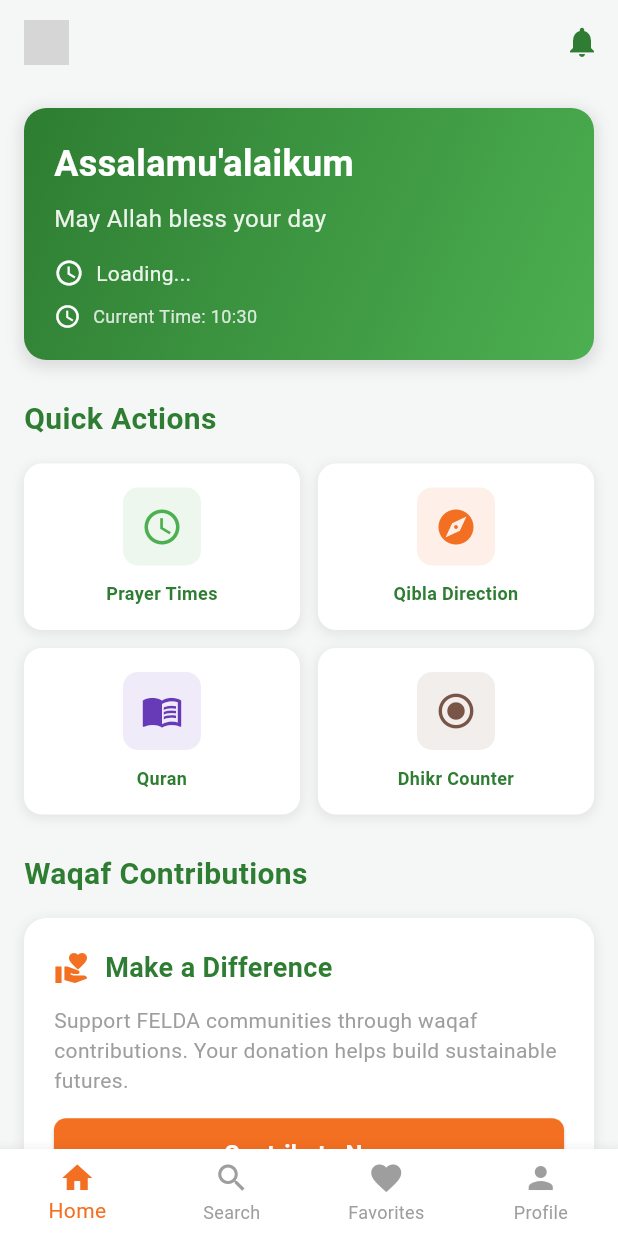
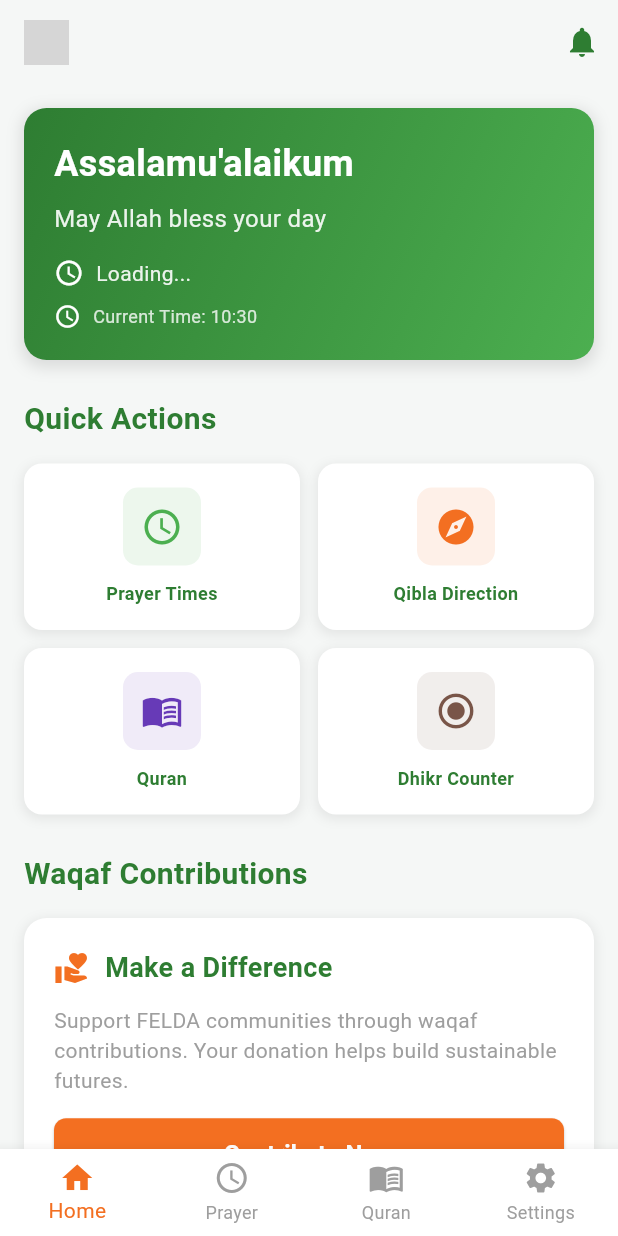
Before and after one commit to adamnymy/waqaffelda_apk, a Flutter app: the screen it shows after launch, on a phone screen of 412 x 824 dp. Run offline on Flutter 3.47's test engine with Material 3 defaults, Android fonts, the phone set to English and light mode, and no system bars; our stand-ins replace flutter_map, geocoding, geolocator, latlong2, permission_handler, webview_flutter; grey boxes are pictures that could not be loaded.

Commit message:
update navbar

```diff
--- a/lib/navbar.dart
+++ b/lib/navbar.dart
@@ -31,16 +31,16 @@ class _BottomNavBarState extends State<BottomNavBar> {
           label: 'Home',
         ),
         BottomNavigationBarItem(
-          icon: Icon(Icons.search),
-          label: 'Search',
+          icon: Icon(Icons.access_time),
+          label: 'Prayer',
         ),
         BottomNavigationBarItem(
-          icon: Icon(Icons.favorite),
-          label: 'Favorites',
+          icon: Icon(Icons.menu_book),
+          label: 'Quran',
         ),
         BottomNavigationBarItem(
-          icon: Icon(Icons.person),
-          label: 'Profile',
+          icon: Icon(Icons.settings),
+          label: 'Settings',
         ),
       ],
     );
```
